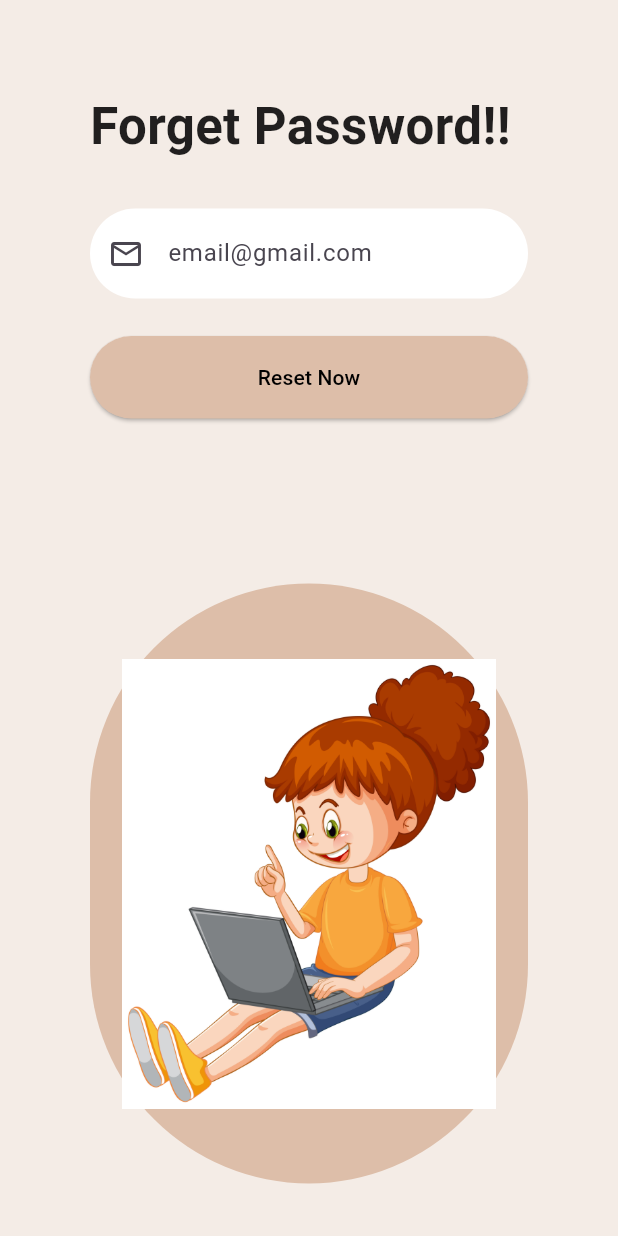
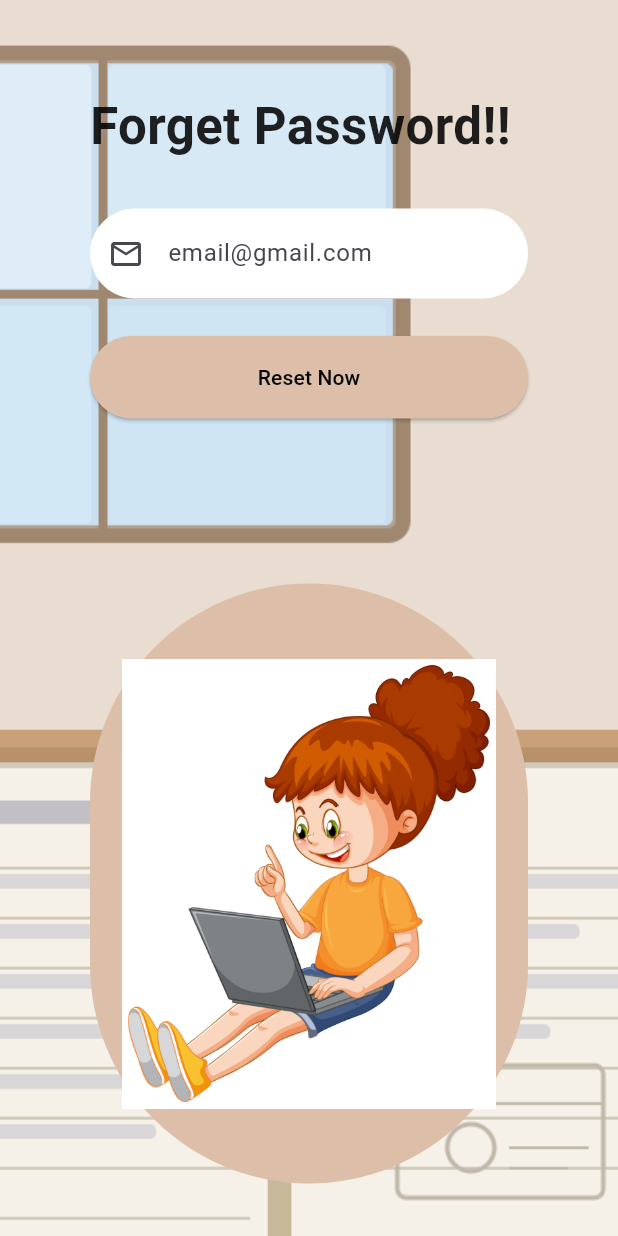
Before and after one commit to Ahmer8877/BlogsWeb_App, a Flutter app: the screen it shows after launch, after a tap on "Get Started", after a tap on "Forgot Password?", on a phone screen of 412 x 824 dp. Run offline on Flutter 3.47's test engine with Material 3 defaults, Android fonts, the phone set to English and light mode, and no system bars; our stand-ins replace cloud_firestore, firebase_auth, firebase_core, go_router, google_sign_in, lottie; accounts and stored records are empty.

Commit message:
UI chnages and some error fixes

```diff
--- a/lib/AiChatBot/data/provider/chat_provider.dart
+++ b/lib/AiChatBot/data/provider/chat_provider.dart
@@ -38,7 +38,7 @@ class ChatProvider with ChangeNotifier {
 
           'Content-Type': 'application/json',
 
-          'x-goog-api-key': 'AIzaSyC1DzRP0pOP9qTXbukaAcFLQrRNSRL3KCg',
+          'x-goog-api-key': 'AIzaSyBKYhhg8b6-kShOqfJfY6Au2b9rkMZwlcs',
         },
 
         //api data content
--- a/lib/UserSide_screens/Auth_Screens/Login_Screen/Login_screen.dart
+++ b/lib/UserSide_screens/Auth_Screens/Login_Screen/Login_screen.dart
@@ -14,8 +14,18 @@ class _LoginScreenState extends State<LoginScreen> {
   Widget build(BuildContext context) {
     //main root of screen
     return Scaffold(
-      backgroundColor: const Color(0xFFF4ECE6),
-      body: LayoutBuilder(
+      body: Stack(
+        children: [
+
+          // ── Background Image ──
+          SizedBox.expand(
+            child: Image.asset(
+              'assets/images/background.png',
+              fit: BoxFit.cover,
+            ),
+          ),
+
+          LayoutBuilder(
 
             //set constraints
             builder: (context, constraints) {
@@ -46,6 +56,8 @@ class _LoginScreenState extends State<LoginScreen> {
               );
             },
           ),
+        ],
+      ),
     );
   }
 }
--- a/lib/UserSide_screens/Auth_Screens/forget_Screen/forget_screen.dart
+++ b/lib/UserSide_screens/Auth_Screens/forget_Screen/forget_screen.dart
@@ -9,9 +9,18 @@ class ForgetScreen extends StatelessWidget {
 
     //main root of screen
     return  Scaffold(
-      backgroundColor: const Color(0xFFF4ECE6),
-      //app bar
-      body: LayoutBuilder(
+
+      body: Stack(
+        children: [
+
+          // ── Background Image ──
+          SizedBox.expand(
+            child: Image.asset(
+              'assets/images/background.png',
+              fit: BoxFit.cover,
+            ),
+          ),
+          LayoutBuilder(
             builder: (context, constraints) {
 
               bool isMobile = constraints.maxWidth < 900;
@@ -58,6 +67,8 @@ class ForgetScreen extends StatelessWidget {
               );
             },
           ),
+        ],
+      ),
     );
   }
 }
--- a/lib/UserSide_screens/Main_Screen/Main_Screen.dart
+++ b/lib/UserSide_screens/Main_Screen/Main_Screen.dart
@@ -14,8 +14,18 @@ class _MainScreenState extends State<MainScreen> {
 
     //main root of screen
     return Scaffold(
-      backgroundColor: const Color(0xFFF4ECE6),
-      body: Padding(
+
+      body: Stack(
+        children: [
+          // ── Background Image ──
+          SizedBox.expand(
+            child: Image.asset(
+              'assets/images/background.png',
+              fit: BoxFit.cover,
+            ),
+          ),
+
+          Padding(
             padding: const EdgeInsets.symmetric(horizontal: 40, vertical: 30),
             child: Column(
               crossAxisAlignment: CrossAxisAlignment.start,
@@ -74,6 +84,8 @@ class _MainScreenState extends State<MainScreen> {
               ],
             ),
           ),
+        ],
+      ),
     );
   }
 }
--- a/lib/WIDGETS/MainScreen_widget/left,right,statCard_widget.dart
+++ b/lib/WIDGETS/MainScreen_widget/left,right,statCard_widget.dart
@@ -18,7 +18,7 @@ class leftContent extends StatelessWidget {
             ),
             child: const Text(
               "Blogs Web App",
-              style: TextStyle(color: Colors.greenAccent),
+              style: TextStyle(color: Colors.orange,fontWeight: FontWeight.bold),
             ),
           ),
 
```
Also changed, not shown: lib/AiChatBot/Home_Screen/AiHomeScreen.dart (+8 -1 lines), lib/UserSide_screens/Auth_Screens/SignUp_Screen/SignUp_Screen.dart (+13 -2 lines), lib/UserSide_screens/BlogDeatil_Screen/BlogDetail_screen.dart (+13 -2 lines), lib/UserSide_screens/home_screen/home_screen.dart (+13 -3 lines), lib/UserSide_screens/myBlogs_screen/myBlogs_Screen.dart (+13 -2 lines), assets/images/background.png (added), 1 other file. Lines whose indentation alone changed are shown as unchanged.
